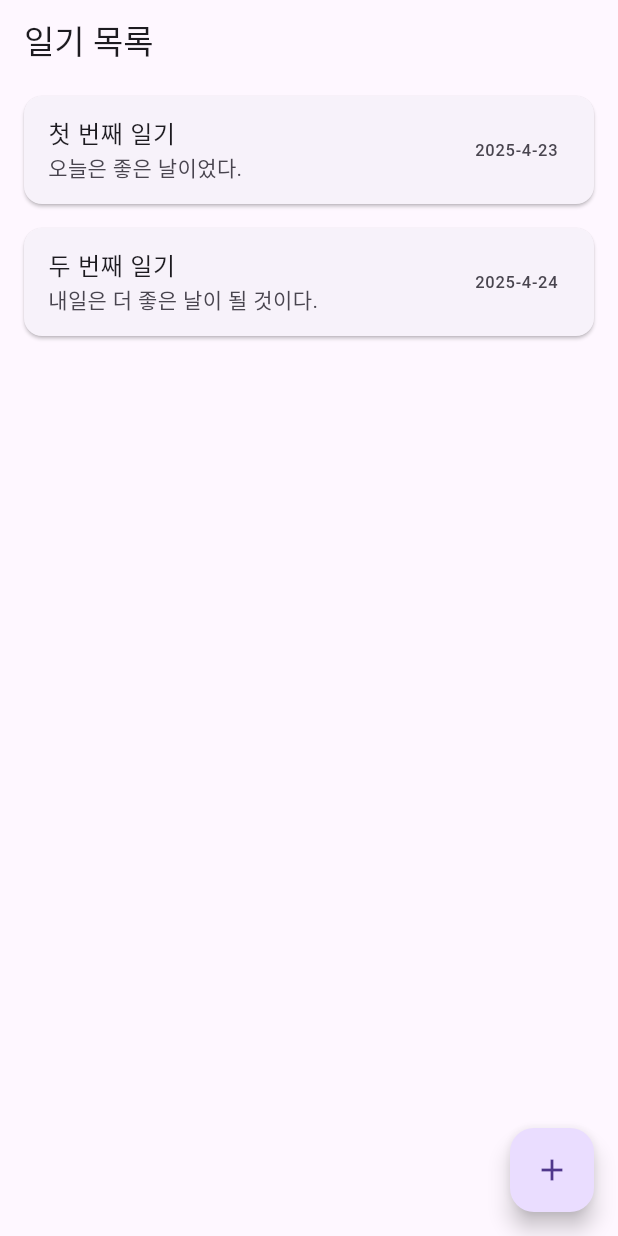
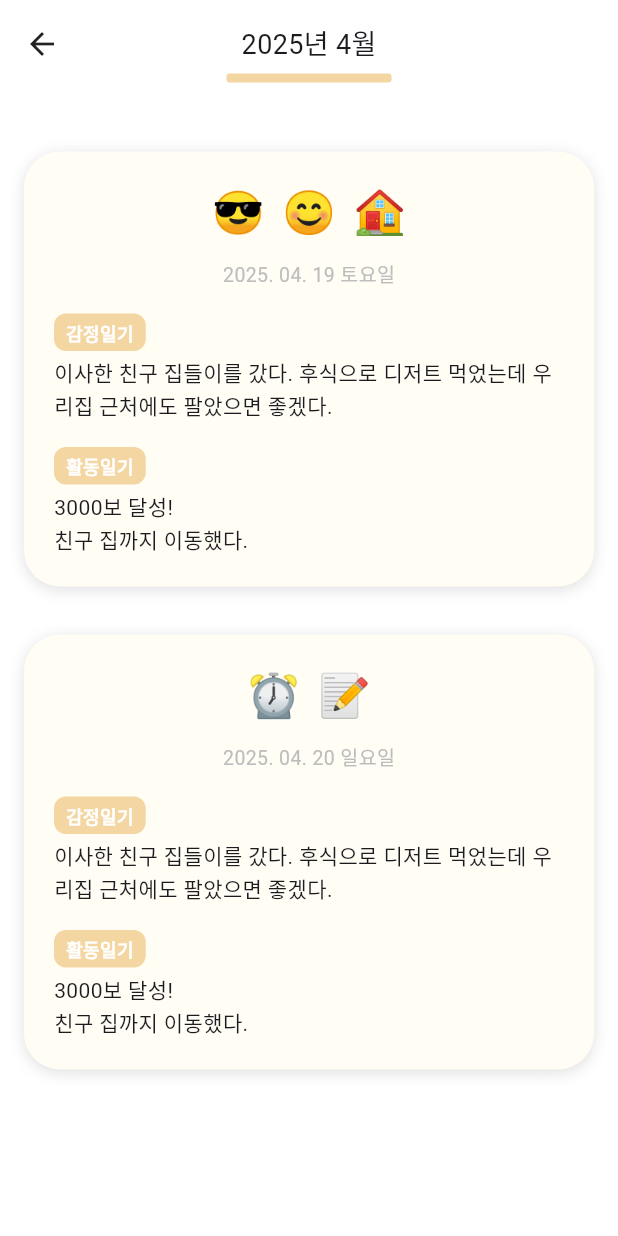
Before and after one commit to Pairing-Buds/Buds, a Flutter app: the DiaryListScreen screen opened directly, on a phone screen of 412 x 824 dp. Run offline on Flutter 3.47's test engine with Material 3 defaults, Android fonts, the phone set to English and light mode, and no system bars; our stand-ins replace dio, shared_preferences; accounts and stored records are empty.

Commit message:
Feat: 일기 조회 UI

```diff
--- a/frontend/lib/config/theme.dart
+++ b/frontend/lib/config/theme.dart
@@ -2,17 +2,20 @@ import 'package:flutter/material.dart';
 
 class AppColors {
   //누렁이 색상
-  static const Color primary = Color(0xF4D6A2);
+  static const Color primary = Color(0xFFF4D6A2);
 
   // 배경색
   static const Color background = Color(0xFFF9F9F9);
 
   // 배너색
-  static const Color banner = Color(0xE9F9E7);
+  static const Color banner = Color(0xFFE9F9E7);
   // 카카오 색상
-  static const Color kakao = Color(0xFEE500);
+  static const Color kakao = Color(0xFFFEE500);
   //무슨색인지 나도 모름
-  static const Color text = Color(0xF2FEFF);
+  static const Color text = Color(0xFFF2FEFF);
   // 텍스트 색상
-  static const Color toast = Color(0x828282);
+  static const Color toast = Color(0xFF828282);
+  // 일기 채팅 배경색
+  static const Color cardBackground = Color(0xFFFFFDF4);
+
 }
--- a/frontend/lib/screens/diary/diary_list_screen.dart
+++ b/frontend/lib/screens/diary/diary_list_screen.dart
@@ -1,67 +1,169 @@
 import 'package:flutter/material.dart';
 import '../../models/diary_model.dart';
-
-// 일기 목록 화면
+import '../../config/theme.dart';
 
 class DiaryListScreen extends StatelessWidget {
   const DiaryListScreen({super.key});
-
   @override
   Widget build(BuildContext context) {
-    // 임시 데이터 (실제로는 상태 관리 또는 API에서 가져옴)
-    final dummyDiaries = [
-      Diary(
-        id: 1,
-        title: '첫 번째 일기',
-        content: '오늘은 좋은 날이었다.',
-        date: DateTime.now().subtract(const Duration(days: 1)),
-        createdAt: DateTime.now(),
-        updatedAt: DateTime.now(),
+    return Scaffold(
+        backgroundColor: Colors.white,
+      body: SafeArea(
+      child: Column(
+        children: [
+          // 상단 헤더
+          Padding(
+            padding: const EdgeInsets.all(16),
+            child: Column(
+              crossAxisAlignment: CrossAxisAlignment.center,
+              children: [
+                Row(
+                  mainAxisAlignment: MainAxisAlignment.spaceBetween,
+                  children: [
+                    const Icon(Icons.arrow_back),
+                    const Spacer(),
+                    const Text(
+                      '2025년 4월',
+                      style: TextStyle(fontSize: 18),
                     ),
-      Diary(
-        id: 2,
-        title: '두 번째 일기',
-        content: '내일은 더 좋은 날이 될 것이다.',
-        date: DateTime.now(),
-        createdAt: DateTime.now(),
-        updatedAt: DateTime.now(),
+                    const Spacer(),
+                    const SizedBox(width: 24),
+                  ],
                 ),
-    ];
+                const SizedBox(height: 6),
+                Center(
+                  child: Container(
+                    width: 110,
+                    height: 6,
+                    decoration: BoxDecoration(
+                      color: AppColors.primary,
+                      borderRadius: BorderRadius.circular(2),
+                    ),
+                  ),
+                ),
+              ],
+            ),
+          ),
 
-    return Scaffold(
-      appBar: AppBar(
-        title: const Text('일기 목록'),
+          SizedBox(height: 6),
+          Expanded(
+            child: ListView(
+              padding: EdgeInsets.all(16),
+              children: [
+                _buildDiaryCard(
+                  date: DateTime(2025, 4, 19),
+                  moodIcons: ['😎', '😊', '🏠'],
+                  content:
+                  '이사한 친구 집들이를 갔다. 후식으로 디저트 먹었는데 우리집 근처에도 팔았으면 좋겠다.',
+                  additionalNote: '3000보 달성!\n친구 집까지 이동했다.',
                 ),
-      body: ListView.builder(
-        itemCount: dummyDiaries.length,
-        itemBuilder: (context, index) {
-          final diary = dummyDiaries[index];
-          return Card(
-            margin: const EdgeInsets.symmetric(horizontal: 16, vertical: 8),
-            child: ListTile(
-              title: Text(diary.title),
-              subtitle: Text(
-                diary.content,
-                maxLines: 2,
-                overflow: TextOverflow.ellipsis,
+                SizedBox(height: 16),
+                _buildDiaryCard(
+                  date: DateTime(2025, 4, 20),
+                  moodIcons: ['⏰', '📝'],
+                  content:
+                  '이사한 친구 집들이를 갔다. 후식으로 디저트 먹었는데 우리집 근처에도 팔았으면 좋겠다.',
+                  additionalNote: '3000보 달성!\n친구 집까지 이동했다.',
                 ),
-              trailing: Text(
-                '${diary.date.year}-${diary.date.month}-${diary.date.day}',
+              ],
             ),
-              onTap: () {
-                // TODO: 일기 상세 화면으로 이동
-                // Navigator.pushNamed(context, '/diary/${diary.id}');
-              },
           ),
-          );
-        },
+        ],
       ),
-      floatingActionButton: FloatingActionButton(
-        onPressed: () {
-          // TODO: 새 일기 작성 화면으로 이동
-        },
-        child: const Icon(Icons.add),
       ),
     );
   }
+
+  Widget _buildDiaryCard({
+    required DateTime date,
+    required List<String> moodIcons,
+    required String content,
+    String? additionalNote,
+  }) {
+    return Container(
+      margin: const EdgeInsets.symmetric(vertical: 8),
+      padding: const EdgeInsets.all(20),
+      decoration: BoxDecoration(
+        color: AppColors.cardBackground,
+        borderRadius: BorderRadius.circular(24),
+        boxShadow: [
+          BoxShadow(
+            color: Colors.black12,
+            blurRadius: 8,
+            offset: Offset(0, 2),
+          ),
+        ],
+      ),
+      child: Column(
+        crossAxisAlignment: CrossAxisAlignment.start,
+        children: [
+          Row(
+            mainAxisAlignment: MainAxisAlignment.center,
+            children: moodIcons
+                .map((icon) => Padding(
+              padding: const EdgeInsets.symmetric(horizontal: 6),
+              child: Text(icon, style: const TextStyle(fontSize: 28)),
+            ))
+                .toList(),
+          ),
+
+          const SizedBox(height: 12),
+
+          Center(
+            child: Text(
+              '${date.year}. ${_twoDigits(date.month)}. ${_twoDigits(date.day)} ${_weekdayKor(date.weekday)}',
+              style: TextStyle(
+                color: Colors.grey[400],
+                fontSize: 13,
+              ),
+            ),
+          ),
+
+          const SizedBox(height: 16),
+
+          badgeLabel('감정일기'),
+          const SizedBox(height: 4),
+          Text(
+            content,
+            style: const TextStyle(fontSize: 14, height: 1.5),
+          ),
+
+          if (additionalNote != null && additionalNote.isNotEmpty) ...[
+            const SizedBox(height: 16),
+            badgeLabel('활동일기'),
+            const SizedBox(height: 4),
+            Text(
+              additionalNote,
+              style: const TextStyle(fontSize: 14, height: 1.5),
+            ),
+          ],
+        ],
+      ),
+    );
   }
+
+  Widget badgeLabel(String label) {
+    return Container(
+      padding: const EdgeInsets.symmetric(vertical: 4, horizontal: 8),
+      decoration: BoxDecoration(
+        color: AppColors.primary,
+        borderRadius: BorderRadius.circular(8),
+      ),
+      child: Text(
+        label,
+        style: const TextStyle(
+          fontSize: 12,
+          fontWeight: FontWeight.bold,
+          color: Colors.white,
+        ),
+      ),
+    );
+  }
+
+  String _twoDigits(int n) => n.toString().padLeft(2, '0');
+
+  String _weekdayKor(int weekday) {
+    const weekdays = ['월요일', '화요일', '수요일', '목요일', '금요일', '토요일', '일요일'];
+    return weekdays[weekday - 1];
+  }
+}
```
Lines whose indentation alone changed are shown as unchanged.
